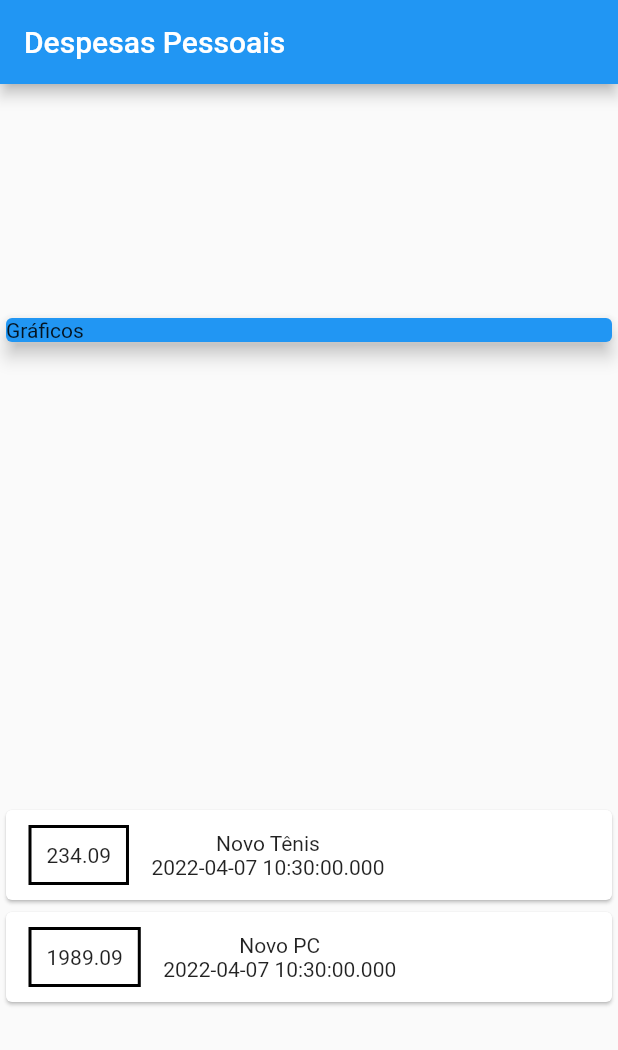
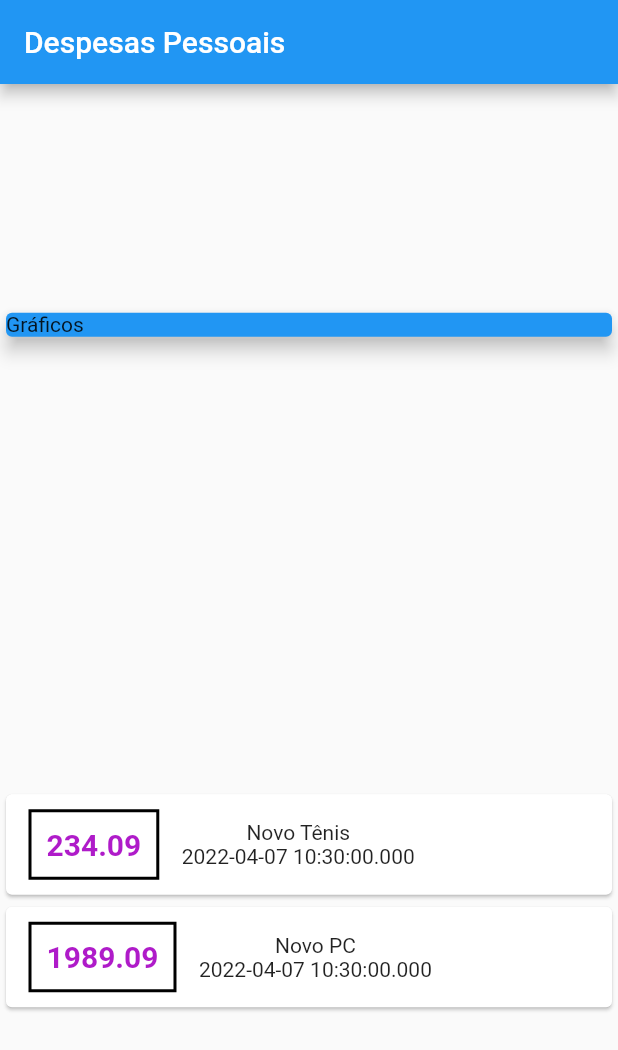
Before and after one commit to fabiojfadsg/expenses_flutter, a Flutter app: the screen it shows after launch, on a phone screen of 412 x 824 dp. Shown: the top 1050 px of the screen. Run offline on Flutter 3.47's test engine with Material 2 defaults, Android fonts, the phone set to English and light mode, and no system bars.

Commit message:
commit aula-96

```diff
--- a/lib/main.dart
+++ b/lib/main.dart
@@ -60,7 +60,14 @@ class MyHomePage extends StatelessWidget {
                         )
                       ),
                       padding: EdgeInsets.all(10),
-                      child: Text(tr.value.toString()),
+                      child: Text(
+                        tr.value.toString(),
+                        style: TextStyle(
+                          fontWeight: FontWeight.bold,
+                          fontSize: 20,
+                          color: Color.fromARGB(255, 175, 27, 201),
+                        ),
+                      ),
                     ),
                     Column(
                       children: [
```
